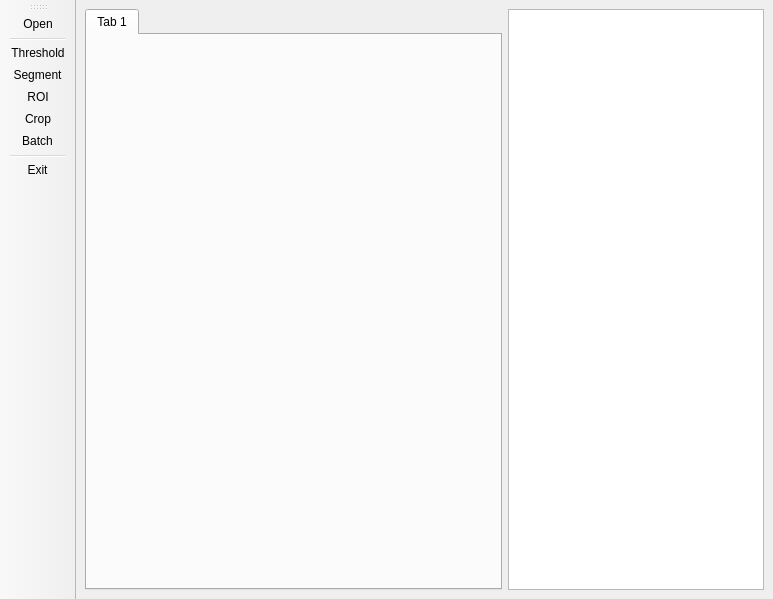
The window that slidecrop/resources/main.ui (drmatthews/slidecrop_pyqt) describes before a commit, drawn with Qt 5.
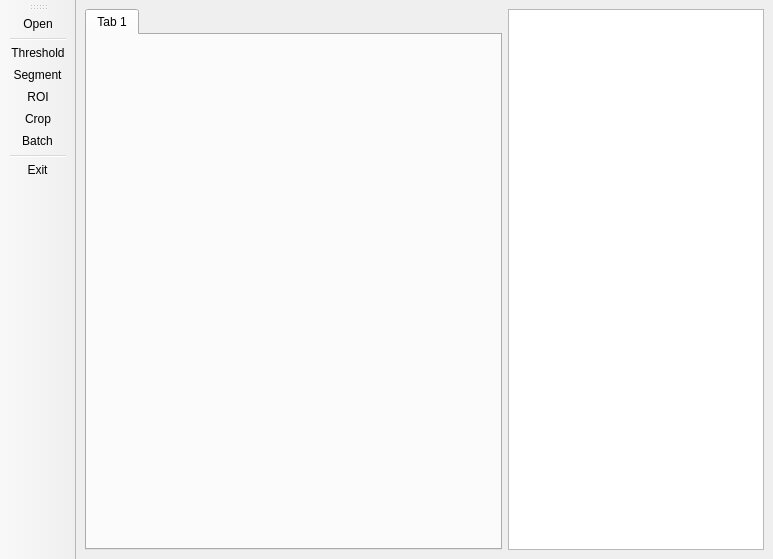
The same window after the commit. Icons and pictures are not drawn.

Patch:
```diff
--- a/slidecrop/resources/main.ui
+++ b/slidecrop/resources/main.ui
@@ -7,7 +7,7 @@
     <x>0</x>
     <y>0</y>
     <width>773</width>
-    <height>599</height>
+    <height>559</height>
    </rect>
   </property>
   <property name="windowTitle">
@@ -17,9 +17,6 @@
    <iconset resource="resources.qrc">
     <normaloff>:/newPrefix/icon.ico</normaloff>:/newPrefix/icon.ico</iconset>
   </property>
-  <property name="styleSheet">
-   <string notr="true"/>
-  </property>
   <widget class="QWidget" name="centralwidget">
    <layout class="QHBoxLayout" name="horizontalLayout">
     <item>
@@ -53,15 +50,6 @@
    </layout>
   </widget>
   <widget class="QToolBar" name="toolBar">
-   <property name="sizePolicy">
-    <sizepolicy hsizetype="Fixed" vsizetype="Preferred">
-     <horstretch>0</horstretch>
-     <verstretch>0</verstretch>
-    </sizepolicy>
-   </property>
-   <property name="contextMenuPolicy">
-    <enum>Qt::PreventContextMenu</enum>
-   </property>
    <property name="windowTitle">
     <string>toolBar</string>
    </property>
```
Left out of the diff: 43 changed lines with no effect on the pictures.
